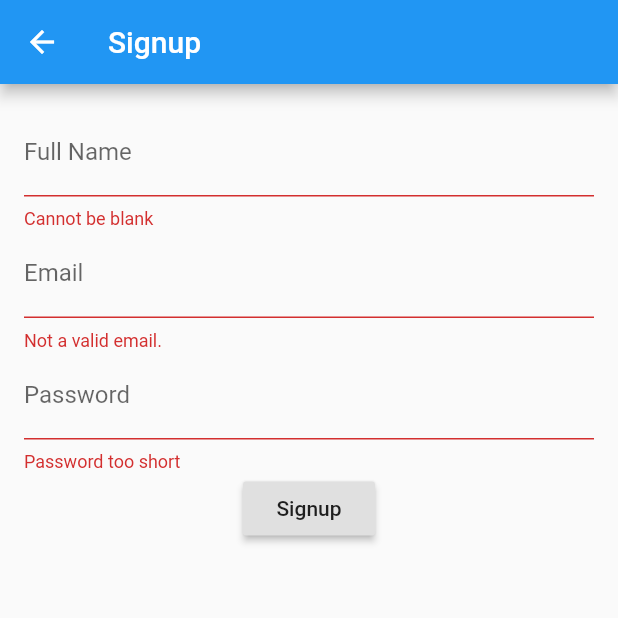
After one commit to rohitrp/IMS-IITB, a Flutter app: the SignupPage screen opened directly, after a tap on "Signup", on a phone screen of 412 x 824 dp, the top half of it. The commit adds this screen. Run offline on Flutter 3.47's test engine with Material 2 defaults, Android fonts, the phone set to English and light mode, and no system bars.

Commit message:
Implement signup

```diff
--- a/lib/login.dart
+++ b/lib/login.dart
@@ -3,8 +3,7 @@ import 'package:flutter/material.dart';
 import 'dart:async';
 import 'dart:convert';
 import 'package:http/http.dart' as http;
-
-const String BASE_URL = "10.16.23.129:5000";
+import 'constant.dart';
 
 Future<http.Response> login(email, password) {
   Uri _uri  = new Uri.http(BASE_URL, '/api/login/', {"email": email, "password": password});
--- /dev/null
+++ b/lib/signup.dart
@@ -0,0 +1,81 @@
+import 'package:flutter/material.dart';
+
+import 'package:http/http.dart' as http;
+import 'dart:async';
+import 'dart:convert';
+import 'constant.dart';
+
+class SignupPage extends StatefulWidget {
+  @override
+  _SignupPageState createState() => new _SignupPageState();
+}
+
+class _SignupPageState extends State<SignupPage> {
+  final scaffoldKey = new GlobalKey<ScaffoldState>();
+  final formKey = new GlobalKey<FormState>();
+  String _email, _name, _password;
+
+  void _submit() {
+    final form = formKey.currentState;
+    print("HERE");
+    if (form.validate()) {
+      form.save();
+
+      _performSignup();
+    }
+  }
+
+  void _performSignup() {
+    var client = new http.Client();
+    var _uri = new Uri.http(BASE_URL, '/api/signup/');
+    print(_uri.toString());
+    client.post(
+      _uri,
+      body: {"email": _email, "name": _name, "password": _password})
+    .then((response) => client.get(response.body))
+    .then((response) => print(response.body))
+    .whenComplete(client.close);
+  }
+
+  @override
+  Widget build(BuildContext context) {
+    return new Scaffold(
+      key: scaffoldKey,
+      appBar: new AppBar(
+        title: new Text('Signup'),
+      ),
+      body: new Padding(
+        padding: const EdgeInsets.all(16.0),
+        child: new Form(
+          key: formKey,
+          child: new Column(
+            children: [
+              new TextFormField(
+                decoration: new InputDecoration(labelText: "Full Name"),
+                validator: (val) => val.isEmpty ? 'Cannot be blank' : null,
+                onSaved: (val) => _name = val,
+              ),
+              new TextFormField(
+                decoration: new InputDecoration(labelText: "Email"),
+                validator: (val) =>
+                    !val.contains('@') ? 'Not a valid email.' : null,
+                onSaved: (val) => _email = val,
+              ),
+              new TextFormField(
+                decoration: new InputDecoration(labelText: "Password"),
+                validator: (val) =>
+                    val.length < 6 ? 'Password too short' : null,
+                onSaved: (val) => _password = val,
+                obscureText: true,
+              ),
+              new RaisedButton(
+                onPressed: _submit,
+                child: new Text('Signup'),
+              ),
+            ],
+          ),
+        ),
+      ),
+    );
+  }
+}
```
